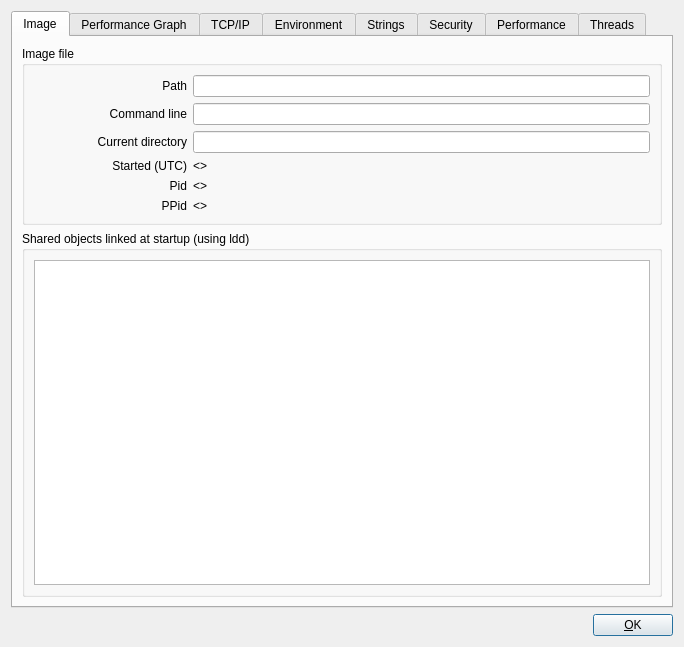
Before: the Qt Designer form ui/processdetails.ui in inspectC/linux-process-explorer, drawn with Qt 5.
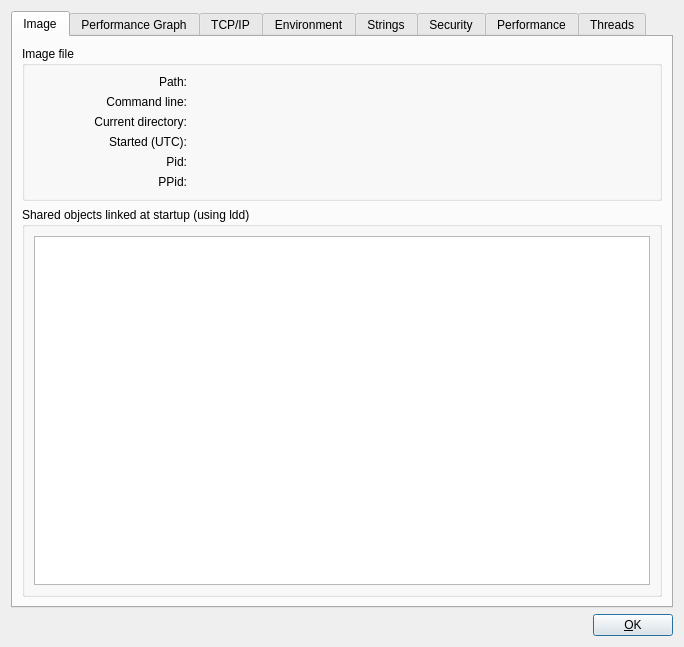
After: the same form once the commit is applied. The open tabs and pages were chosen to show the change. Custom widgets are drawn as their Qt base class.

What changed in the file:
```diff
--- a/ui/processdetails.ui
+++ b/ui/processdetails.ui
@@ -101,7 +101,7 @@
                </size>
               </property>
               <property name="text">
-               <string>Path</string>
+               <string>Path:</string>
               </property>
               <property name="alignment">
                <set>Qt::AlignRight|Qt::AlignTrailing|Qt::AlignVCenter</set>
@@ -112,12 +112,9 @@
              </widget>
             </item>
             <item>
-             <widget class="QLineEdit" name="imagePathEdit">
-              <property name="maximumSize">
-               <size>
-                <width>16777215</width>
-                <height>16777215</height>
-               </size>
+             <widget class="QLabel" name="imagePathLabel">
+              <property name="text">
+               <string/>
               </property>
              </widget>
             </item>
@@ -140,7 +137,7 @@
                </size>
               </property>
               <property name="text">
-               <string>Command line</string>
+               <string>Command line:</string>
               </property>
               <property name="alignment">
                <set>Qt::AlignRight|Qt::AlignTrailing|Qt::AlignVCenter</set>
@@ -151,7 +148,11 @@
              </widget>
             </item>
             <item>
-             <widget class="QLineEdit" name="imageCommandLineEdit"/>
+             <widget class="QLabel" name="imageCommandLineLabel">
+              <property name="text">
+               <string/>
+              </property>
+             </widget>
             </item>
            </layout>
           </item>
@@ -178,7 +179,7 @@
                </size>
               </property>
               <property name="text">
-               <string>Current directory</string>
+               <string>Current directory:</string>
               </property>
               <property name="alignment">
                <set>Qt::AlignRight|Qt::AlignTrailing|Qt::AlignVCenter</set>
@@ -189,7 +190,11 @@
              </widget>
             </item>
             <item>
-             <widget class="QLineEdit" name="imagePwdEdit"/>
+             <widget class="QLabel" name="imagePwdLabel">
+              <property name="text">
+               <string/>
+              </property>
+             </widget>
             </item>
            </layout>
           </item>
@@ -210,7 +215,7 @@
                </size>
               </property>
               <property name="text">
-               <string>Started (UTC)</string>
+               <string>Started (UTC):</string>
               </property>
               <property name="alignment">
                <set>Qt::AlignRight|Qt::AlignTrailing|Qt::AlignVCenter</set>
@@ -235,7 +240,7 @@
                </size>
               </property>
               <property name="text">
-               <string>&lt;&gt;</string>
+               <string/>
               </property>
              </widget>
             </item>
@@ -258,7 +263,7 @@
                </size>
               </property>
               <property name="text">
-               <string>Pid</string>
+               <string>Pid:</string>
               </property>
               <property name="alignment">
                <set>Qt::AlignRight|Qt::AlignTrailing|Qt::AlignVCenter</set>
@@ -283,7 +288,7 @@
                </size>
               </property>
               <property name="text">
-               <string>&lt;&gt;</string>
+               <string/>
               </property>
              </widget>
             </item>
@@ -306,7 +311,7 @@
                </size>
               </property>
               <property name="text">
-               <string>PPid</string>
+               <string>PPid:</string>
               </property>
               <property name="alignment">
                <set>Qt::AlignRight|Qt::AlignTrailing|Qt::AlignVCenter</set>
@@ -331,7 +336,7 @@
                </size>
               </property>
               <property name="text">
-               <string>&lt;&gt;</string>
+               <string/>
               </property>
              </widget>
             </item>
@@ -347,7 +352,11 @@
          </property>
          <layout class="QHBoxLayout" name="horizontalLayout_14">
           <item>
-           <widget class="QTextEdit" name="libraryTextEdit"/>
+           <widget class="QTextEdit" name="libraryTextEdit">
+            <property name="enabled">
+             <bool>true</bool>
+            </property>
+           </widget>
           </item>
          </layout>
         </widget>
```
